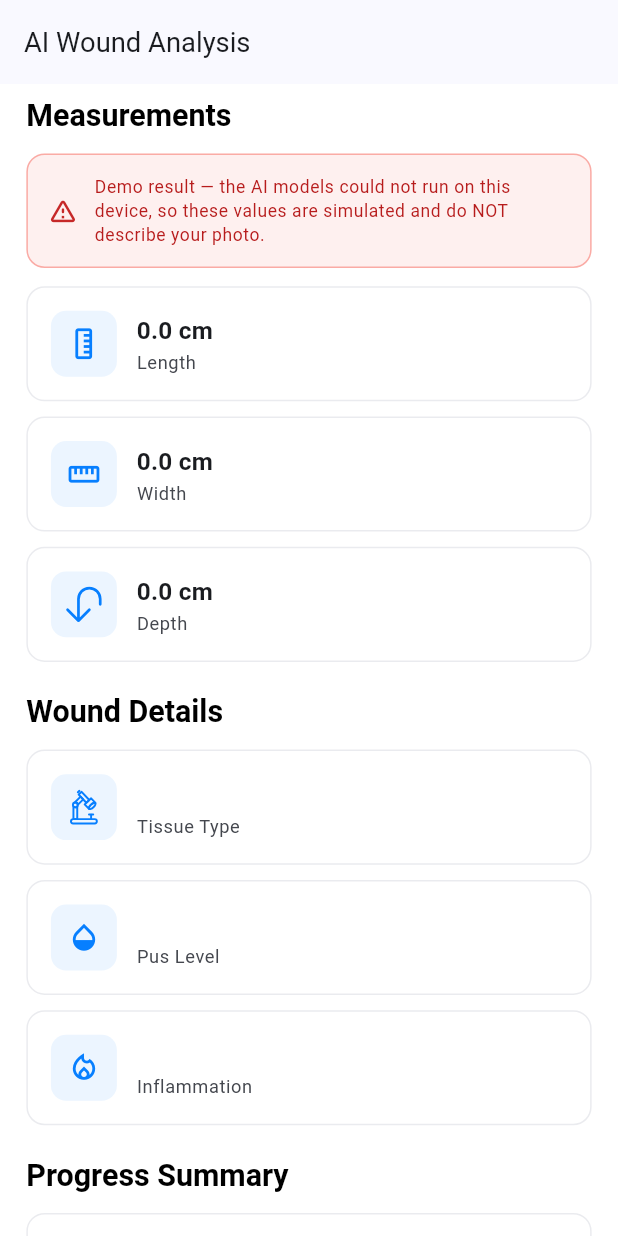
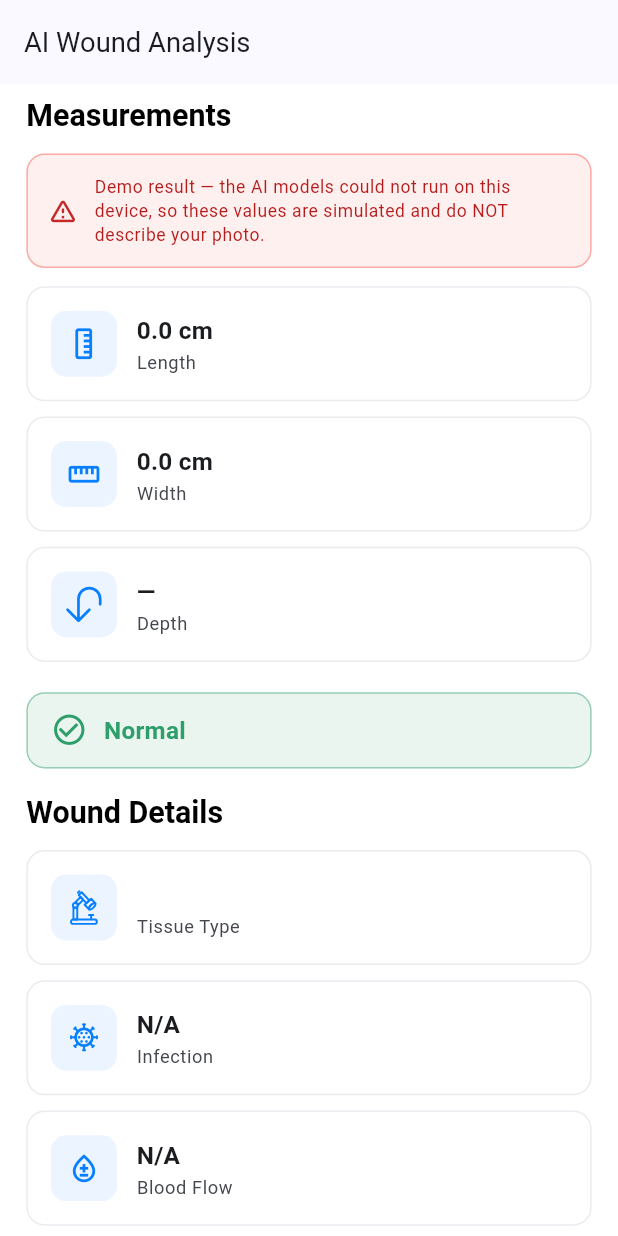
Before and after one commit to Ibraheemshehada/diafootcare_new, a Flutter app: the AiResultScreen screen opened directly with empty values, on a phone screen of 412 x 824 dp. Run offline on Flutter 3.47's test engine with Material 3 defaults, Android fonts, the phone set to English and light mode, and no system bars; our stand-ins replace camera, cloud_functions, easy_localization, firebase_auth, firebase_core, fl_chart and 12 more; missing offline and left inert: android_alarm_manager_plus, dart:html, tflite_flutter; accounts and stored records are empty.

Commit message:
update before release

```diff
--- /dev/null
+++ b/assets/models/infection_ischaemia_head_meta.json
@@ -0,0 +1,28 @@
+{
+  "classes": [
+    "none",
+    "infection",
+    "ischaemia",
+    "both"
+  ],
+  "head": "MLP 512->256->4 (dropout 0.5, label_smoothing 0.05)",
+  "input": "512-d CLIP embedding from clip_backbone_fp16.tflite (L2-normalized inside head)",
+  "derived_binary": {
+    "infection": [
+      "infection",
+      "both"
+    ],
+    "ischaemia": [
+      "ischaemia",
+      "both"
+    ]
+  },
+  "thresholds": {
+    "infection": 0.41,
+    "ischaemia": 0.61
+  },
+  "badge_rule": "neither->Normal, infection only->Infection Detected, ischaemia only->Impaired Blood Flow, both->High Risk",
+  "cv_infection_auc": 0.89,
+  "cv_ischaemia_auc": 0.9874,
+  "cv_macro_binary_auc": 0.9387
+}
--- a/assets/translations/en.json
+++ b/assets/translations/en.json
@@ -75,6 +75,17 @@
   "tissue_type": "Tissue Type",
   "pus_level": "Pus Level",
   "inflammation": "Inflammation",
+  "infection": "Infection",
+  "blood_flow": "Blood Flow",
+  "status_present": "Present",
+  "status_not_present": "Not Present",
+  "status_impaired": "Impaired",
+  "status_adequate": "Adequate",
+  "not_available": "N/A",
+  "badge_normal": "Normal",
+  "badge_infection": "Infection Detected",
+  "badge_ischaemia": "Impaired Blood Flow",
+  "badge_high_risk": "High Risk Detected",
   "progress_summary": "Progress Summary",
   "healing_progress_title": "Healing Progress",
   "progress_since_last_week": "+{percent}% since last week",
--- a/lib/data/repositories/wounds_repository.dart
+++ b/lib/data/repositories/wounds_repository.dart
@@ -31,6 +31,8 @@ class WoundsRepository {
           'tissueType': result.tissueType,
           'pusLevel': result.pusLevel,
           'inflammation': result.inflammation,
+          'infection': result.infection,
+          'ischaemia': result.ischaemia,
           'healingProgress': result.healingProgress,
           'createdAt': now.millisecondsSinceEpoch,
         },
@@ -151,6 +153,8 @@ class WoundsRepository {
         tissueType: map['tissueType'] as String? ?? 'Unknown',
         pusLevel: map['pusLevel'] as String? ?? 'Unknown',
         inflammation: map['inflammation'] as String? ?? 'None',
+        infection: map['infection'] as String? ?? 'N/A',
+        ischaemia: map['ischaemia'] as String? ?? 'N/A',
         healingProgress: (map['healingProgress'] as num?)?.toDouble() ?? 0.0,
       );
     } catch (e) {
--- a/lib/features/history/screens/healing_progress_screen.dart
+++ b/lib/features/history/screens/healing_progress_screen.dart
@@ -360,6 +360,7 @@ import '../../../data/repositories/wounds_repository.dart';
 class HealingResult {
   final double length, width, depth;
   final String tissueType, pusLevel, inflammation;
+  final String infection, ischaemia; // Model 3 outputs
   final double weeklyProgress;
   final String graphImagePath;
   const HealingResult({
@@ -369,6 +370,8 @@ class HealingResult {
     required this.tissueType,
     required this.pusLevel,
     required this.inflammation,
+    this.infection = 'N/A',
+    this.ischaemia = 'N/A',
     required this.weeklyProgress,
     this.graphImagePath = 'assets/images/progress_graph.png',
   });
@@ -498,16 +501,16 @@ class _HealingProgressScreenState extends State<HealingProgressScreen> {
             ),
             SizedBox(height: 10.h),
             _DetailCard(
-              icon: Icons.opacity_outlined,
-              title: result.pusLevel,
-              subtitle: 'pus_level'.tr(),
+              icon: Icons.coronavirus_outlined,
+              title: _statusTr(result.infection),
+              subtitle: 'infection'.tr(),
               color: primary,
             ),
             SizedBox(height: 10.h),
             _DetailCard(
-              icon: Icons.local_fire_department_outlined,
-              title: result.inflammation,
-              subtitle: 'inflammation'.tr(),
+              icon: Icons.bloodtype_outlined,
+              title: _statusTr(result.ischaemia),
+              subtitle: 'blood_flow'.tr(),
               color: primary,
             ),
 
@@ -952,3 +955,19 @@ class _ProgressLineChart extends StatelessWidget {
     );
   }
 }
+
+/// Map a Model-3 English status value to a localized display string.
+String _statusTr(String value) {
+  switch (value) {
+    case 'Present':
+      return 'status_present'.tr();
+    case 'Not Present':
+      return 'status_not_present'.tr();
+    case 'Impaired':
+      return 'status_impaired'.tr();
+    case 'Adequate':
+      return 'status_adequate'.tr();
+    default:
+      return 'not_available'.tr();
+  }
+}
--- a/lib/features/history/screens/wound_history_screen.dart
+++ b/lib/features/history/screens/wound_history_screen.dart
@@ -92,6 +92,8 @@ class _WoundHistoryScreenState extends State<WoundHistoryScreen> {
                         tissueType: analysisResult?.tissueType ?? 'Unknown',
                         pusLevel: analysisResult?.pusLevel ?? 'N/A',
                         inflammation: e.inflammation,
+                        infection: analysisResult?.infection ?? 'N/A',
+                        ischaemia: analysisResult?.ischaemia ?? 'N/A',
                         weeklyProgress: e.progressPct,
                         graphImagePath: 'assets/images/progress_graph.png',
                       );
--- a/lib/features/wound/analysis/screens/ai_result_screen.dart
+++ b/lib/features/wound/analysis/screens/ai_result_screen.dart
@@ -58,6 +58,7 @@ class _AiResultScreenState extends State<AiResultScreen> {
   Widget build(BuildContext context) {
     final t = Theme.of(context);
     final primary = t.colorScheme.primary;
+    const warn = Color(0xFFE8A317); // amber for a single positive condition
     final result = widget.result;
 
     return Scaffold(
@@ -154,12 +155,17 @@ class _AiResultScreenState extends State<AiResultScreen> {
             _StatCard(
               svgAsset: 'assets/svg/arrow_down.svg',
               value: result.depth,
+              // Depth cannot be read from a 2D photo; it is only shown when the
+              // clinician entered a probe measurement. 0 = not measured.
+              valueText: result.depth > 0 ? null : '—',
               label: 'depth'.tr(),
               color: primary,
-              unit: 'cm'.tr(),
+              unit: result.depth > 0 ? 'cm'.tr() : '',
             ),
 
             SizedBox(height: 20.h),
+            _RiskBadge(badge: result.riskBadge),
+            SizedBox(height: 16.h),
             _SectionTitle('wound_details'.tr()),
             SizedBox(height: 12.h),
 
@@ -172,18 +178,19 @@ class _AiResultScreenState extends State<AiResultScreen> {
               color: primary,
             ),
             SizedBox(height: 10.h),
+            // Model 3 — replaces the old "Pus Level" row with two rows.
             _DetailCard(
-              icon: Icons.opacity_outlined,
-              title: result.pusLevel,
-              subtitle: 'pus_level'.tr(),
-              color: primary,
+              icon: Icons.coronavirus_outlined,
+              title: _localizedStatus(result.infection),
+              subtitle: 'infection'.tr(),
+              color: result.infection == 'Present' ? warn : primary,
             ),
             SizedBox(height: 10.h),
             _DetailCard(
-              icon: Icons.local_fire_department_outlined,
-              title: result.inflammation,
-              subtitle: 'inflammation'.tr(),
-              color: primary,
+              icon: Icons.bloodtype_outlined,
+              title: _localizedStatus(result.ischaemia),
+              subtitle: 'blood_flow'.tr(),
+              color: result.ischaemia == 'Impaired' ? warn : primary,
             ),
 
             SizedBox(height: 20.h),
@@ -298,6 +305,10 @@ class _StatCard extends StatelessWidget {
   final int quarterTurns;
   final String unit;
 
+  /// Optional display override (e.g. '—' for a not-measured depth). When null,
+  /// the numeric [value] is shown as usual.
+  final String? valueText;
+
   const _StatCard({
     this.icon,
     this.svgAsset,
@@ -306,6 +317,7 @@ class _StatCard extends StatelessWidget {
     required this.color,
     this.quarterTurns = 0,
     this.unit = 'cm',
+    this.valueText,
     super.key,
   }) : assert(
          icon != null || svgAsset != null,
@@ -351,7 +363,7 @@ class _StatCard extends StatelessWidget {
             crossAxisAlignment: CrossAxisAlignment.start,
             children: [
               Text(
-                '${value.toStringAsFixed(1)} ${unit.isEmpty ? "" : unit}',
+                valueText ?? '${value.toStringAsFixed(1)} ${unit.isEmpty ? "" : unit}',
                 style: t.textTheme.titleMedium?.copyWith(
                   fontWeight: FontWeight.w700,
                   fontSize: 16.sp,
@@ -446,6 +458,82 @@ class _DetailCard extends StatelessWidget {
                 ),
               ),
             ],
+          ),
+        ],
+      ),
+    );
+  }
+}
+
+/// Map a Model-3 English status value to a localized display string.
+String _localizedStatus(String value) {
+  switch (value) {
+    case 'Present':
+      return 'status_present'.tr();
+    case 'Not Present':
+      return 'status_not_present'.tr();
+    case 'Impaired':
+      return 'status_impaired'.tr();
+    case 'Adequate':
+      return 'status_adequate'.tr();
+    default:
+      return 'not_available'.tr();
+  }
+}
+
+/// Top-of-results risk banner derived from the SAME Model-3 prediction.
+/// none->Normal (green), infection/ischaemia only->amber, both->High Risk (red).
+class _RiskBadge extends StatelessWidget {
+  final String badge; // English key from AnalysisResult.riskBadge
+  const _RiskBadge({required this.badge});
+
+  @override
+  Widget build(BuildContext context) {
+    final t = Theme.of(context);
+    late final Color color;
+    late final IconData icon;
+    late final String label;
+    switch (badge) {
+      case 'High Risk':
+        color = const Color(0xFFD64545); // red
+        icon = Icons.warning_amber_rounded;
+        label = 'badge_high_risk'.tr();
+        break;
+      case 'Infection Detected':
+        color = const Color(0xFFE8A317); // amber
+        icon = Icons.coronavirus_outlined;
+        label = 'badge_infection'.tr();
+        break;
+      case 'Impaired Blood Flow':
+        color = const Color(0xFFE8A317); // amber
+        icon = Icons.bloodtype_outlined;
+        label = 'badge_ischaemia'.tr();
+        break;
+      default: // Normal
+        color = const Color(0xFF2E9E6B); // green
+        icon = Icons.check_circle_outline;
+        label = 'badge_normal'.tr();
+    }
+    return Container(
+      padding: EdgeInsets.symmetric(horizontal: 14.w, vertical: 12.h),
+      decoration: BoxDecoration(
+        color: color.withOpacity(.10),
+        borderRadius: BorderRadius.circular(12.r),
+        border: Border.all(color: color.withOpacity(.45)),
+      ),
+      child: Row(
+        children: [
+          Icon(icon, color: color, size: 24.sp),
+          SizedBox(width: 10.w),
+          Expanded(
+            child: Text(
+              label,
+              style: t.textTheme.titleMedium?.copyWith(
+                color: color,
+                fontWeight: FontWeight.w700,
+                fontSize: 16.sp,
+              ),
+            ),
           ),
         ],
       ),
--- a/lib/features/wound/analysis/screens/analysis_loading_screen.dart
+++ b/lib/features/wound/analysis/screens/analysis_loading_screen.dart
@@ -135,10 +135,12 @@ import 'ai_result_screen.dart';
 class AnalysisLoadingScreen extends StatefulWidget {
   final String imagePath; // photo taken
   final double? pixelsPerCm; // from reference-object calibration (null = skipped)
+  final double? manualDepthCm; // clinician's probe depth (null = not measured)
   const AnalysisLoadingScreen({
     super.key,
     required this.imagePath,
     this.pixelsPerCm,
+    this.manualDepthCm,
   });
 
   @override
@@ -160,6 +162,7 @@ class _AnalysisLoadingScreenState extends State<AnalysisLoadingScreen> {
       final result = await AiService.instance.analyzeWound(
         widget.imagePath,
         pixelsPerCm: widget.pixelsPerCm,
+        manualDepthCm: widget.manualDepthCm,
       );
 
       if (!mounted) return;
--- a/lib/features/wound/analysis/viewmodel/analysis_result.dart
+++ b/lib/features/wound/analysis/viewmodel/analysis_result.dart
@@ -3,8 +3,12 @@ class AnalysisResult {
   final double width;
   final double depth;
   final String tissueType;
-  final String pusLevel;
-  final String inflammation;
+  final String pusLevel; // legacy field kept for DB/history back-compat
+  final String inflammation; // legacy field kept for DB/history back-compat
+  // Model 3 (infection & ischaemia) — replaces the old "Pus Level" output.
+  final String infection; // 'Present' / 'Not Present'
+  final String ischaemia; // 'Impaired' / 'Adequate'
+  final String riskBadge; // 'Normal' / 'Infection Detected' / 'Impaired Blood Flow' / 'High Risk'
   final double healingProgress;
   final String graphImagePath; // optional placeholder for now
   final bool isFromModel; // Indicates if measurements are from Model 1 or simulated
@@ -17,6 +21,9 @@ class AnalysisResult {
     required this.tissueType,
     required this.pusLevel,
     required this.inflammation,
+    this.infection = 'N/A',
+    this.ischaemia = 'N/A',
+    this.riskBadge = 'Normal',
     required this.healingProgress,
     this.graphImagePath = 'assets/images/progress_graph.png',
     this.isFromModel = false,
```
Also changed, not shown: assets/translations/ar.json (+11 -0 lines), lib/data/local/database_helper.dart (+17 -1 lines), lib/features/wound/analysis/services/ai_service.dart (+246 -68 lines), 2 other files.
